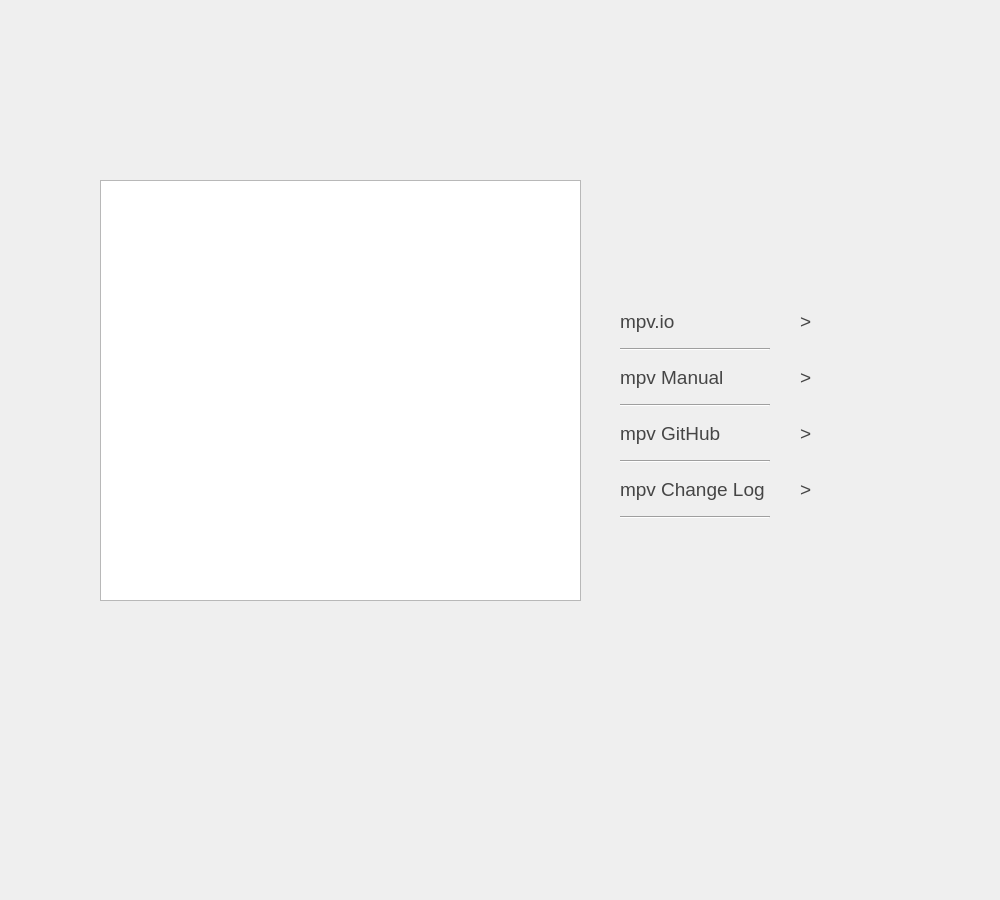
This is src/tabconfig.ui in haasnhoff/mpvconfigurator as Qt 5 draws it before an edit. The edited form follows.
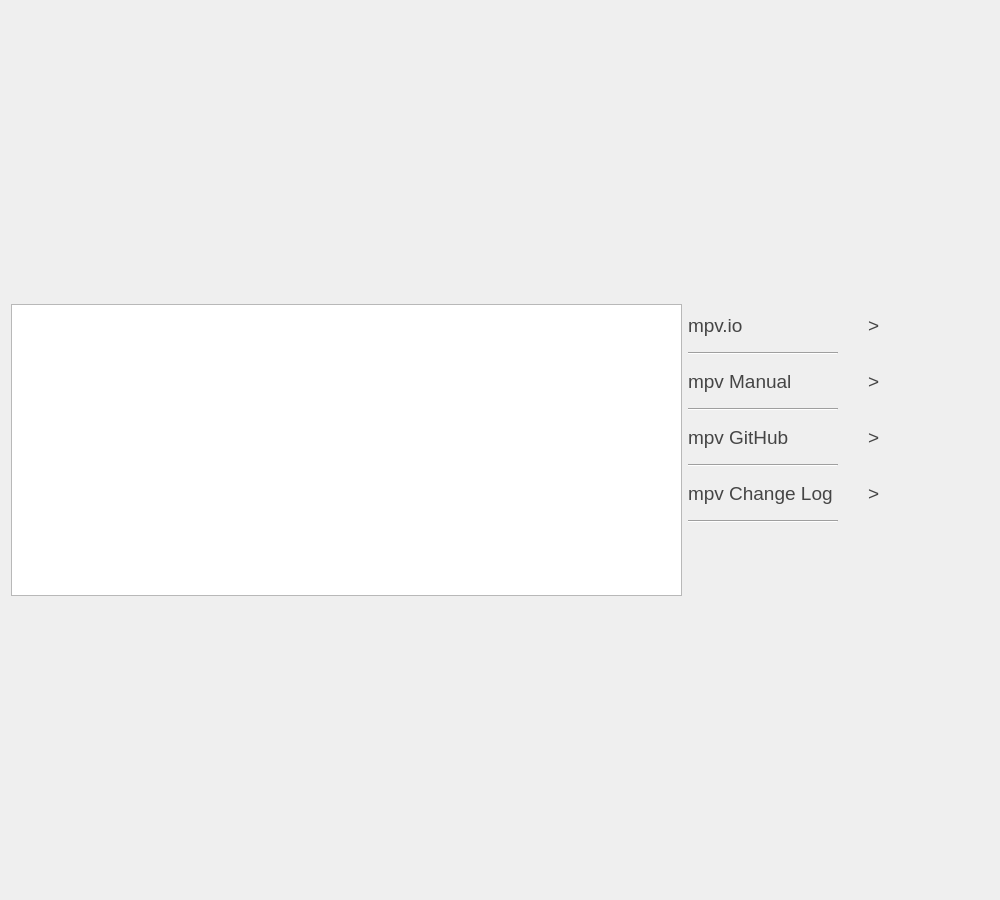
This is the edited form.

Patch:
```diff
--- a/src/tabconfig.ui
+++ b/src/tabconfig.ui
@@ -10,28 +10,46 @@
     <height>900</height>
    </rect>
   </property>
+  <property name="sizePolicy">
+   <sizepolicy hsizetype="Expanding" vsizetype="Expanding">
+    <horstretch>0</horstretch>
+    <verstretch>0</verstretch>
+   </sizepolicy>
+  </property>
   <property name="windowTitle">
    <string>Form</string>
   </property>
-  <widget class="QGraphicsView" name="graphicsView">
-   <property name="geometry">
-    <rect>
-     <x>100</x>
-     <y>180</y>
-     <width>481</width>
-     <height>421</height>
-    </rect>
+  <layout class="QGridLayout" name="gridLayout">
+   <property name="rightMargin">
+    <number>120</number>
    </property>
-  </widget>
-  <widget class="QWidget" name="formLayoutWidget">
-   <property name="geometry">
-    <rect>
-     <x>620</x>
-     <y>300</y>
-     <width>321</width>
-     <height>221</height>
-    </rect>
-   </property>
+   <item row="0" column="0">
+    <spacer name="verticalSpacer">
+     <property name="orientation">
+      <enum>Qt::Vertical</enum>
+     </property>
+     <property name="sizeHint" stdset="0">
+      <size>
+       <width>20</width>
+       <height>40</height>
+      </size>
+     </property>
+    </spacer>
+   </item>
+   <item row="2" column="0">
+    <spacer name="verticalSpacer_2">
+     <property name="orientation">
+      <enum>Qt::Vertical</enum>
+     </property>
+     <property name="sizeHint" stdset="0">
+      <size>
+       <width>20</width>
+       <height>40</height>
+      </size>
+     </property>
+    </spacer>
+   </item>
+   <item row="1" column="1">
    <layout class="QFormLayout" name="formLayout">
     <property name="labelAlignment">
      <set>Qt::AlignLeading|Qt::AlignLeft|Qt::AlignVCenter</set>
@@ -344,7 +362,11 @@
      </widget>
     </item>
    </layout>
-  </widget>
+   </item>
+   <item row="1" column="0">
+    <widget class="QGraphicsView" name="graphicsView"/>
+   </item>
+  </layout>
  </widget>
  <resources/>
  <connections/>
```
Lines whose indentation alone changed are shown as unchanged.
